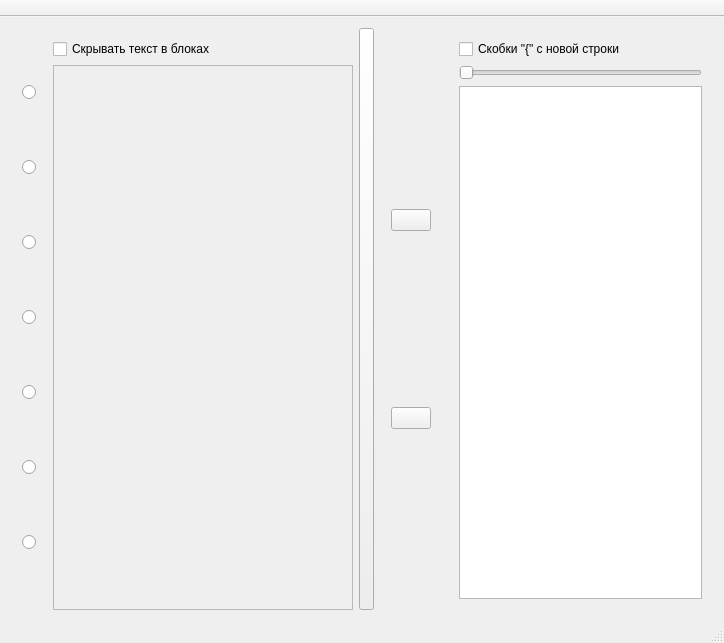
The window that mainwindow.ui (MrBentCode/FlowChart_trainer) describes before a commit, drawn with Qt 5.
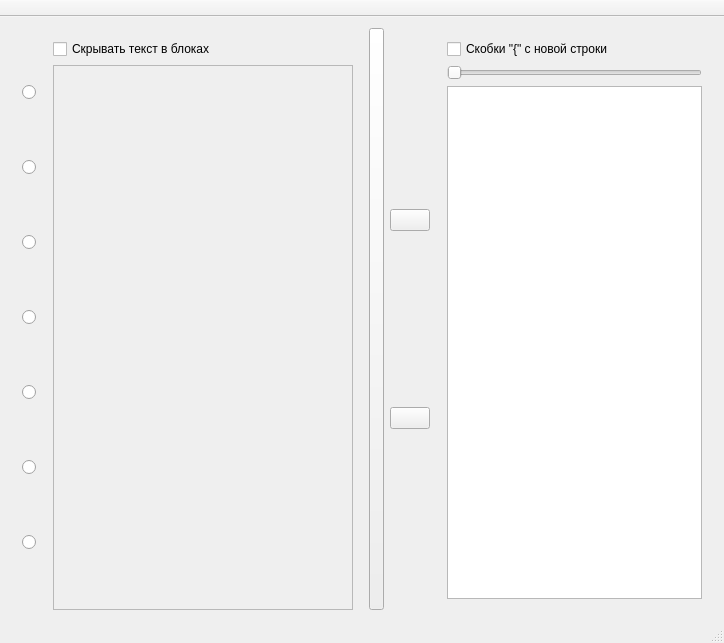
The same window after the commit. Icons and pictures are not drawn.

Patch:
```diff
--- a/mainwindow.ui
+++ b/mainwindow.ui
@@ -289,6 +289,12 @@
     <item>
      <widget class="QWidget" name="widget_3" native="true">
       <layout class="QVBoxLayout" name="verticalLayout_4">
+       <property name="leftMargin">
+        <number>0</number>
+       </property>
+       <property name="rightMargin">
+        <number>0</number>
+       </property>
        <item>
         <widget class="QPushButton" name="translate_button_back">
          <property name="sizePolicy">
```
Left out of the diff: 24 changed lines with no effect on the pictures.
